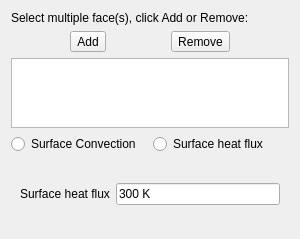
This is src/Mod/Fem/Gui/TaskFemConstraintHeatflux.ui in southseact-3d/fcd as Qt 5 draws it before an edit. The edited form follows.
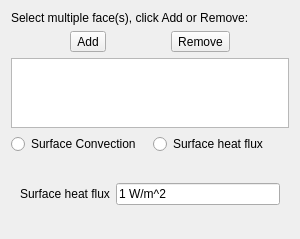
This is the edited form. Custom widgets are drawn as their Qt base class.

Diff of the .ui file:
```diff
--- a/src/Mod/Fem/Gui/TaskFemConstraintHeatflux.ui
+++ b/src/Mod/Fem/Gui/TaskFemConstraintHeatflux.ui
@@ -135,7 +135,7 @@
          <item>
           <widget class="Gui::InputField" name="if_heatflux">
            <property name="text">
-            <string>300 K</string>
+            <string>1 W/m^2</string>
            </property>
            <property name="unit" stdset="0">
             <string notr="true">K</string>
```
Left out of the diff: 11 changed lines with no effect on the pictures.
